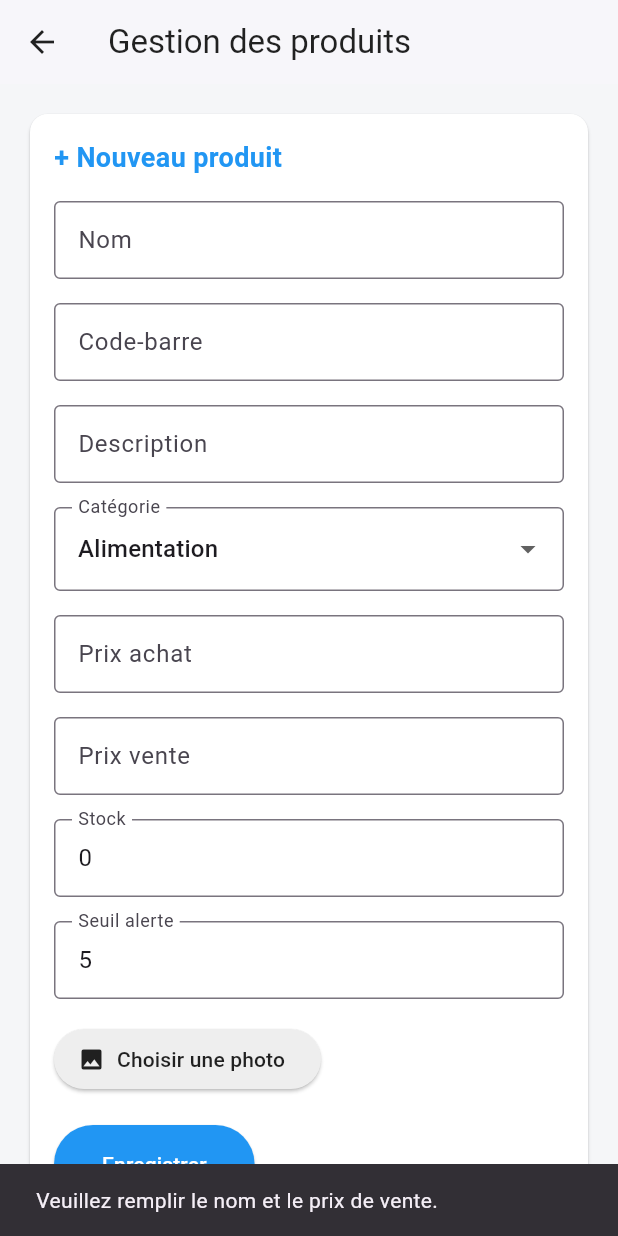
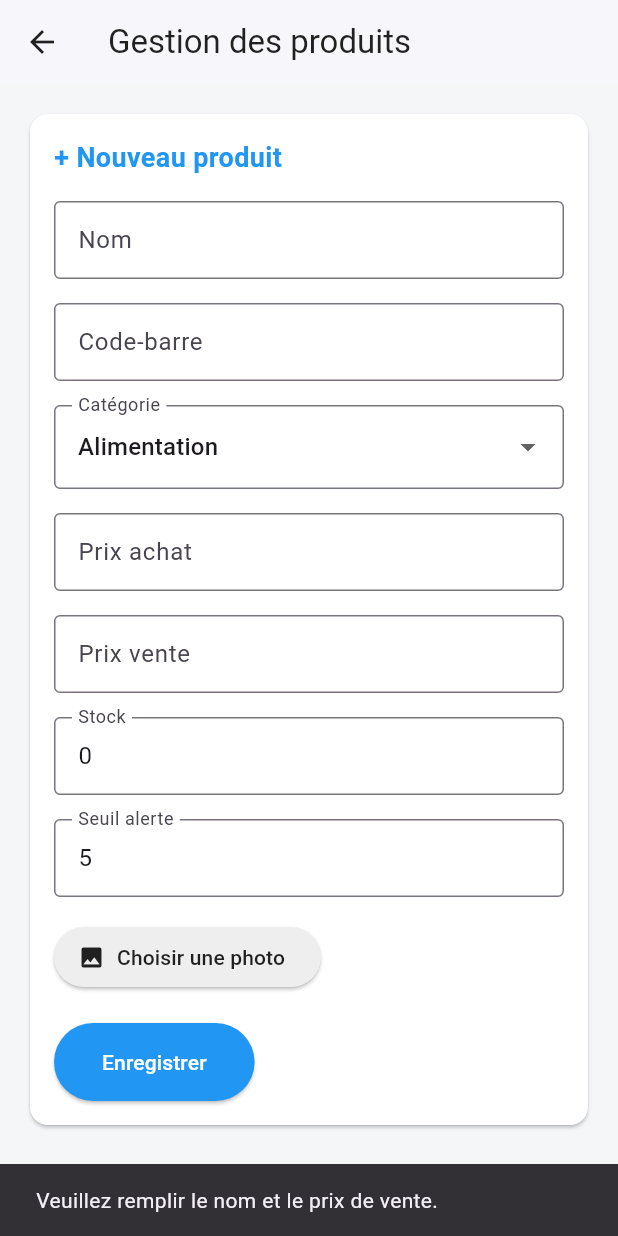
Before and after one commit to hadjabarr4-lang/mon_app_facturation, a Flutter app: the ProduitScreen screen opened directly, after a tap on "Enregistrer", on a phone screen of 412 x 824 dp. Run offline on Flutter 3.47's test engine with Material 3 defaults, Android fonts, the phone set to English and light mode, and no system bars; our stand-ins replace fl_chart, image_picker, pdf, printing, sqflite; missing offline and left inert: mobile_scanner; accounts and stored records are empty.

Commit message:
Ajout photo et modification produits

```diff
--- a/lib/screens/stock/produits_screen.dart
+++ b/lib/screens/stock/produits_screen.dart
@@ -1,4 +1,6 @@
 import 'package:flutter/material.dart';
+import 'dart:io';
+import 'package:image_picker/image_picker.dart';
 import '../../models/produit.dart';
 import '../../services/product_service.dart';
 
@@ -21,6 +23,10 @@ class _ProduitScreenState extends State<ProduitScreen> {
   String _categorieSelectionnee = 'Alimentation';
   final List<String> _categories = ['Alimentation', 'Entretien', 'Hygiène', 'Boissons'];
 
+  // Variables pour l'image et la modification
+  String? _imagePathSelectionnee;
+  String? _idProduitEnModification;
+
   List<Produit> _listeProduits = [];
   bool _isLoading = true;
 
@@ -30,25 +36,48 @@ class _ProduitScreenState extends State<ProduitScreen> {
     _chargerProduits();
   }
 
-  // 🔄 LECTURE : Utilisation de votre fonction `tous()`
   Future<void> _chargerProduits() async {
     setState(() => _isLoading = true);
     try {
-      final produits = await ProductService.tous(); // <--- CORRIGÉ ICI
+      final produits = await ProductService.tous();
       setState(() {
         _listeProduits = produits;
         _isLoading = false;
       });
     } catch (e) {
       setState(() => _isLoading = false);
-      ScaffoldMessenger.of(context).showSnackBar(
-        SnackBar(content: Text('Erreur de chargement : $e')),
-      );
+      debugPrint('Erreur de chargement : $e');
     }
   }
 
-  // ➕ AJOUT : Utilisation de votre fonction `ajouter()`
-  Future<void> _ajouterProduit() async {
+  // 📸 Choisir une image
+  Future<void> _choisirImage() async {
+    final ImagePicker picker = ImagePicker();
+    final XFile? image = await picker.pickImage(source: ImageSource.gallery);
+    if (image != null) {
+      setState(() {
+        _imagePathSelectionnee = image.path;
+      });
+    }
+  }
+
+  // ✏️ Préparer la modification
+  void _preparerModification(Produit produit) {
+    setState(() {
+      _idProduitEnModification = produit.id;
+      _nomController.text = produit.nom;
+      _codeBarreController.text = produit.codeBarre ?? '';
+      _prixAchatController.text = produit.prixAchat.toString();
+      _prixVenteController.text = produit.prixVente.toString();
+      _stockController.text = produit.quantite.toString();
+      _seuilController.text = produit.seuilAlerte.toString();
+      _categorieSelectionnee = produit.categorie ?? 'Alimentation';
+      _imagePathSelectionnee = produit.imagePath;
+    });
+  }
+
+  // 💾 Enregistrer (Ajout ou Modification)
+  Future<void> _enregistrerProduit() async {
     if (_nomController.text.isEmpty || _prixVenteController.text.isEmpty) {
       ScaffoldMessenger.of(context).showSnackBar(
         const SnackBar(content: Text('Veuillez remplir le nom et le prix de vente.')),
@@ -57,8 +86,10 @@ class _ProduitScreenState extends State<ProduitScreen> {
     }
 
     final nouveauProduit = Produit(
+      id: _idProduitEnModification, // Si null, c'est un ajout. Sinon, c'est une modif.
       nom: _nomController.text,
       codeBarre: _codeBarreController.text,
+      imagePath: _imagePathSelectionnee,
       categorie: _categorieSelectionnee,
       prixAchat: double.tryParse(_prixAchatController.text) ?? 0.0,
       prixVente: double.tryParse(_prixVenteController.text) ?? 0.0,
@@ -67,37 +98,36 @@ class _ProduitScreenState extends State<ProduitScreen> {
     );
 
     try {
-      await ProductService.ajouter(nouveauProduit); // <--- CORRIGÉ ICI
-      await _chargerProduits(); // On recharge la liste immédiatement
+      if (_idProduitEnModification == null) {
+        await ProductService.ajouter(nouveauProduit);
+      } else {
+        await ProductService.modifier(nouveauProduit);
+      }
 
+      await _chargerProduits();
+      _viderFormulaire();
+
+      ScaffoldMessenger.of(context).showSnackBar(
+        SnackBar(content: Text(_idProduitEnModification == null ? 'Produit ajouté !' : 'Produit modifié !'), backgroundColor: Colors.green),
+      );
+    } catch (e) {
+      ScaffoldMessenger.of(context).showSnackBar(
+        SnackBar(content: Text('Erreur : $e')),
+      );
+    }
+  }
+
+  void _viderFormulaire() {
     _nomController.clear();
     _codeBarreController.clear();
-      _descriptionController.clear();
     _prixAchatController.clear();
     _prixVenteController.clear();
     _stockController.text = '0';
     _seuilController.text = '5';
-
-      ScaffoldMessenger.of(context).showSnackBar(
-        const SnackBar(content: Text('Produit ajouté avec succès !'), backgroundColor: Colors.green),
-      );
-    } catch (e) {
-      ScaffoldMessenger.of(context).showSnackBar(
-        SnackBar(content: Text('Erreur lors de l\'ajout : $e')),
-      );
-    }
-  }
-
-  // 🗑️ SUPPRESSION : Utilisation de votre fonction `supprimer()`
-  Future<void> _supprimerProduit(String id) async {
-    try {
-      await ProductService.supprimer(id); // <--- CORRIGÉ ICI
-      await _chargerProduits(); // Mise à jour immédiate
-    } catch (e) {
-      ScaffoldMessenger.of(context).showSnackBar(
-        SnackBar(content: Text('Erreur lors de la suppression : $e')),
-      );
-    }
+    setState(() {
+      _imagePathSelectionnee = null;
+      _idProduitEnModification = null;
+    });
   }
 
   @override
@@ -126,9 +156,9 @@ class _ProduitScreenState extends State<ProduitScreen> {
                 child: Column(
                   crossAxisAlignment: CrossAxisAlignment.start,
                   children: [
-                    const Text(
-                      '+ Nouveau produit',
-                      style: TextStyle(fontSize: 18, fontWeight: FontWeight.bold, color: Colors.blue),
+                    Text(
+                      _idProduitEnModification == null ? '+ Nouveau produit' : '✏️ Modifier le produit',
+                      style: const TextStyle(fontSize: 18, fontWeight: FontWeight.bold, color: Colors.blue),
                     ),
                     const SizedBox(height: 16),
                     Wrap(
@@ -137,7 +167,6 @@ class _ProduitScreenState extends State<ProduitScreen> {
                       children: [
                         _buildTextField("Nom", _nomController, isDesktop),
                         _buildTextField("Code-barre", _codeBarreController, isDesktop),
-                        _buildTextField("Description", _descriptionController, isDesktop),
                         SizedBox(
                           width: isDesktop ? 350 : double.infinity,
                           child: DropdownButtonFormField<String>(
@@ -154,21 +183,49 @@ class _ProduitScreenState extends State<ProduitScreen> {
                       ],
                     ),
                     const SizedBox(height: 16),
+
+                    // Bouton Photo et aperçu
+                    Row(
+                      children: [
                         ElevatedButton.icon(
-                      onPressed: () {},
+                          onPressed: _choisirImage,
                           icon: const Icon(Icons.photo),
                           label: const Text("Choisir une photo"),
                           style: ElevatedButton.styleFrom(backgroundColor: Colors.grey.shade200, foregroundColor: Colors.black87),
                         ),
+                        const SizedBox(width: 16),
+                        if (_imagePathSelectionnee != null)
+                          ClipRRect(
+                            borderRadius: BorderRadius.circular(8),
+                            child: Image.file(
+                              File(_imagePathSelectionnee!),
+                              width: 50, height: 50, fit: BoxFit.cover,
+                            ),
+                          ),
+                      ],
+                    ),
                     const SizedBox(height: 20),
+
+                    // Boutons Enregistrer / Annuler
+                    Row(
+                      children: [
                         ElevatedButton(
-                      onPressed: _ajouterProduit,
+                          onPressed: _enregistrerProduit,
                           style: ElevatedButton.styleFrom(
                             backgroundColor: Colors.blue,
                             foregroundColor: Colors.white,
                             padding: const EdgeInsets.symmetric(horizontal: 32, vertical: 16),
                           ),
-                      child: const Text('Enregistrer'),
+                          child: Text(_idProduitEnModification == null ? 'Enregistrer' : 'Mettre à jour'),
+                        ),
+                        if (_idProduitEnModification != null) ...[
+                          const SizedBox(width: 16),
+                          TextButton(
+                            onPressed: _viderFormulaire,
+                            child: const Text('Annuler', style: TextStyle(color: Colors.red)),
+                          ),
+                        ]
+                      ],
                     ),
                   ],
                 ),
@@ -178,10 +235,7 @@ class _ProduitScreenState extends State<ProduitScreen> {
             const SizedBox(height: 30),
 
             // ================= LISTE DES PRODUITS =================
-            const Text(
-              'Liste des produits',
-              style: TextStyle(fontSize: 20, fontWeight: FontWeight.bold),
-            ),
+            const Text('Liste des produits', style: TextStyle(fontSize: 20, fontWeight: FontWeight.bold)),
             const SizedBox(height: 12),
 
             _isLoading
@@ -202,30 +256,38 @@ class _ProduitScreenState extends State<ProduitScreen> {
                           DataColumn(label: Text('PHOTO')),
                           DataColumn(label: Text('NOM')),
                           DataColumn(label: Text('CATÉGORIE')),
-                          DataColumn(label: Text('PRIX ACHAT')),
                           DataColumn(label: Text('PRIX VENTE')),
                           DataColumn(label: Text('STOCK')),
                           DataColumn(label: Text('ACTIONS')),
                         ],
                         rows: _listeProduits.map((produit) {
                           return DataRow(cells: [
-                            const DataCell(Icon(Icons.inventory, color: Colors.grey, size: 30)),
+                            DataCell(
+                              produit.imagePath != null && File(produit.imagePath!).existsSync()
+                                  ? ClipRRect(
+                                      borderRadius: BorderRadius.circular(4),
+                                      child: Image.file(File(produit.imagePath!), width: 40, height: 40, fit: BoxFit.cover),
+                                    )
+                                  : const Icon(Icons.inventory, color: Colors.grey, size: 30),
+                            ),
                             DataCell(Text(produit.nom, style: const TextStyle(fontWeight: FontWeight.bold))),
                             DataCell(Text(produit.categorie ?? 'Non définie')),
-                            DataCell(Text('${produit.prixAchat.toStringAsFixed(0)} Fcfa')),
                             DataCell(Text('${produit.prixVente.toStringAsFixed(0)} Fcfa')),
                             DataCell(Text(produit.quantite.toString())),
                             DataCell(
                               Row(
                                 children: [
                                   TextButton(
-                                    onPressed: () {},
+                                    onPressed: () => _preparerModification(produit),
                                     style: TextButton.styleFrom(backgroundColor: Colors.orange, foregroundColor: Colors.white),
                                     child: const Text('Modifier'),
                                   ),
                                   const SizedBox(width: 8),
                                   TextButton(
-                                    onPressed: () => _supprimerProduit(produit.id!),
+                                    onPressed: () async {
+                                      await ProductService.supprimer(produit.id!);
+                                      _chargerProduits();
+                                    },
                                     style: TextButton.styleFrom(backgroundColor: Colors.redAccent, foregroundColor: Colors.white),
                                     child: const Text('Suppr.'),
                                   ),
```
Lines whose indentation alone changed are shown as unchanged.
